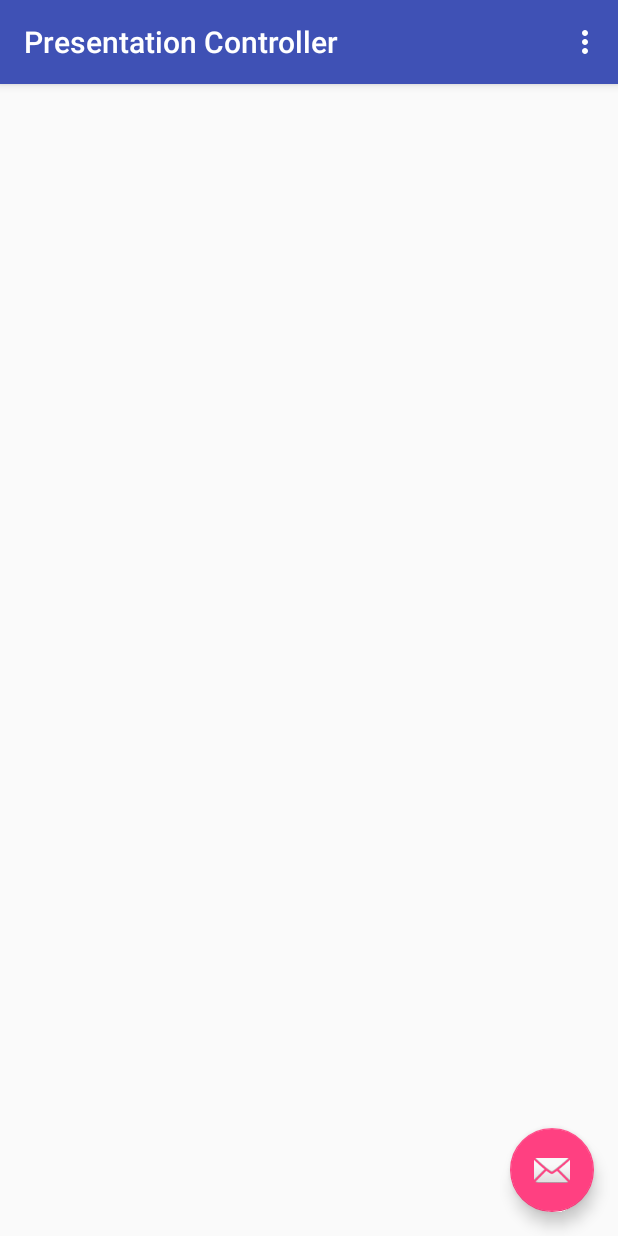
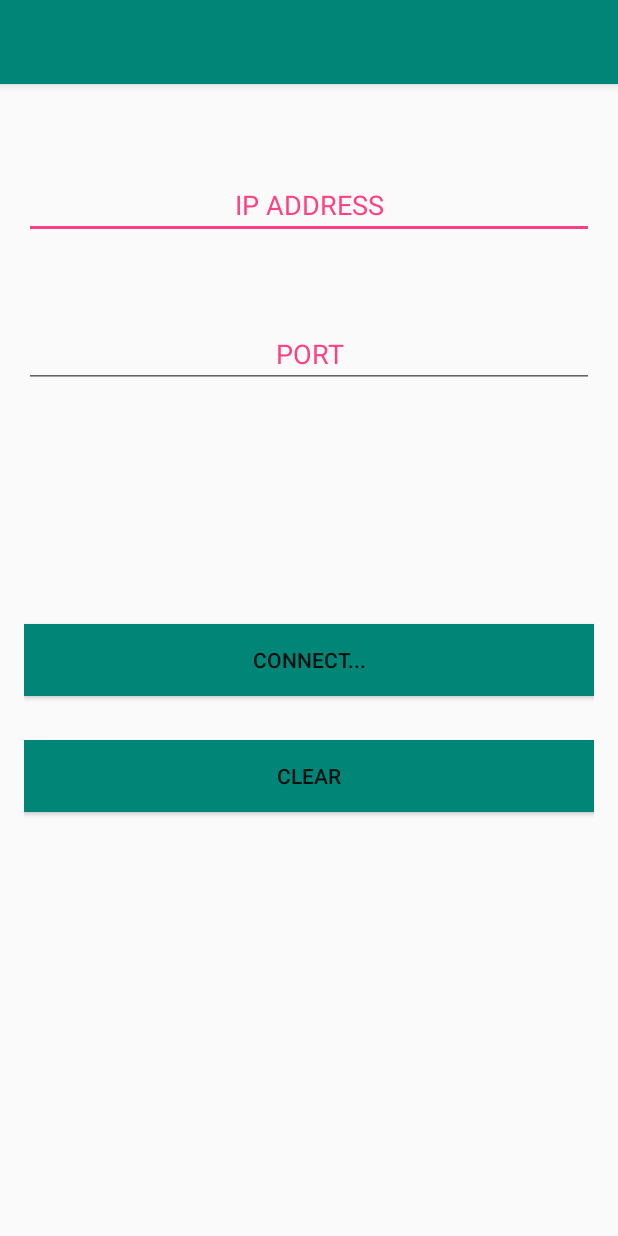
Before and after one commit to joeylee202/Presentation_Controller, an Android app: the screen it shows after launch (MainActivity), on a phone screen of 412 x 824 dp. Run offline under Robolectric (Android 15) with nearby library versions, the phone set to English and light mode, and no system bars; 5 statements that could not run were skipped.

Commit message:
initialized components

```diff
--- a/app/src/main/java/joeylee/com/presentationcontroller/MainActivity.java
+++ b/app/src/main/java/joeylee/com/presentationcontroller/MainActivity.java
@@ -1,5 +1,9 @@
 package joeylee.com.presentationcontroller;
 
+import android.hardware.Sensor;
+import android.hardware.SensorEvent;
+import android.hardware.SensorEventListener;
+import android.hardware.SensorManager;
 import android.os.Bundle;
 import android.support.design.widget.FloatingActionButton;
 import android.support.design.widget.Snackbar;
@@ -8,24 +12,44 @@ import android.support.v7.widget.Toolbar;
 import android.view.View;
 import android.view.Menu;
 import android.view.MenuItem;
+import android.widget.Button;
+import android.widget.EditText;
+import android.widget.TextView;
 
-public class MainActivity extends AppCompatActivity {
+public class MainActivity extends AppCompatActivity implements SensorEventListener{
+    Sensor mProximity;
+    Sensor mAccelerometer;
+    SensorManager mSensorManager;
+//    TextView acceleeration
+    TextView response;
+    EditText editTextAddress, editTextPort;
+    Button buttonConnect, buttonClear;
+
+    //SocketService
+    SocketService ss;
+
+    public MainActivity(){
+        mSensorManager = (SensorManager) getSystemService(SENSOR_SERVICE);
+        //Add proximity sensor
+        mProximity = mSensorManager.getDefaultSensor(Sensor.TYPE_PROXIMITY);
+        //Add accelerometer sensor
+        mAccelerometer = mSensorManager.getDefaultSensor(Sensor.TYPE_ACCELEROMETER);
+    }
 
     @Override
     protected void onCreate(Bundle savedInstanceState) {
         super.onCreate(savedInstanceState);
         setContentView(R.layout.activity_main);
-        Toolbar toolbar = (Toolbar) findViewById(R.id.toolbar);
-        setSupportActionBar(toolbar);
 
-        FloatingActionButton fab = (FloatingActionButton) findViewById(R.id.fab);
-        fab.setOnClickListener(new View.OnClickListener() {
-            @Override
-            public void onClick(View view) {
-                Snackbar.make(view, "Replace with your own action", Snackbar.LENGTH_LONG)
-                        .setAction("Action", null).show();
-            }
-        });
+        mSensorManager.registerListener(this, mProximity, SensorManager.SENSOR_DELAY_NORMAL);
+        mSensorManager.registerListener(this, mAccelerometer, SensorManager.SENSOR_DELAY_NORMAL);
+
+        editTextAddress = (EditText) findViewById(R.id.ip_address);
+        editTextPort = (EditText) findViewById(R.id.port);
+        buttonConnect = (Button) findViewById(R.id.connectButton);
+        buttonClear = (Button) findViewById(R.id.clearButton);
+
+
     }
 
     @Override
@@ -49,4 +73,14 @@ public class MainActivity extends AppCompatActivity {
 
         return super.onOptionsItemSelected(item);
     }
+
+    @Override
+    public void onSensorChanged(SensorEvent event) {
+
+    }
+
+    @Override
+    public void onAccuracyChanged(Sensor sensor, int accuracy) {
+
+    }
 }
--- /dev/null
+++ b/app/src/main/java/joeylee/com/presentationcontroller/SocketService.java
@@ -0,0 +1,7 @@
+package joeylee.com.presentationcontroller;
+
+/**
+ * Created by Joey on 5/14/2016.
+ */
+public class SocketService {
+}
--- a/app/src/main/res/layout/activity_main.xml
+++ b/app/src/main/res/layout/activity_main.xml
@@ -16,19 +16,11 @@
             android:id="@+id/toolbar"
             android:layout_width="match_parent"
             android:layout_height="?attr/actionBarSize"
-            android:background="?attr/colorPrimary"
+            android:background="@color/accent_material_light"
             app:popupTheme="@style/AppTheme.PopupOverlay" />
 
     </android.support.design.widget.AppBarLayout>
 
     <include layout="@layout/content_main" />
 
-    <android.support.design.widget.FloatingActionButton
-        android:id="@+id/fab"
-        android:layout_width="wrap_content"
-        android:layout_height="wrap_content"
-        android:layout_gravity="bottom|end"
-        android:layout_margin="@dimen/fab_margin"
-        android:src="@android:drawable/ic_dialog_email" />
-
 </android.support.design.widget.CoordinatorLayout>
--- a/app/src/main/res/layout/content_main.xml
+++ b/app/src/main/res/layout/content_main.xml
@@ -12,4 +12,57 @@
     tools:context="joeylee.com.presentationcontroller.MainActivity"
     tools:showIn="@layout/activity_main">
 
+    <EditText
+        android:layout_width="wrap_content"
+        android:layout_height="wrap_content"
+        android:id="@+id/ip_address"
+        android:layout_marginTop="42dp"
+        android:layout_alignParentTop="true"
+        android:layout_alignParentLeft="true"
+        android:layout_alignParentStart="true"
+        android:layout_alignParentRight="true"
+        android:layout_alignParentEnd="true"
+        android:text="IP ADDRESS"
+        android:textAlignment="center"
+        android:textColor="@color/colorAccent" />
+
+    <EditText
+        android:layout_width="wrap_content"
+        android:layout_height="wrap_content"
+        android:id="@+id/port"
+        android:layout_marginTop="54dp"
+        android:layout_below="@+id/ip_address"
+        android:layout_alignParentRight="true"
+        android:layout_alignParentEnd="true"
+        android:layout_alignParentLeft="true"
+        android:layout_alignParentStart="true"
+        android:text="PORT"
+        android:textAlignment="center"
+        android:textColor="@color/colorAccent" />
+
+    <Button
+        android:layout_width="wrap_content"
+        android:layout_height="wrap_content"
+        android:text="CONNECT..."
+        android:id="@+id/connectButton"
+        android:layout_centerVertical="true"
+        android:layout_alignParentRight="true"
+        android:layout_alignParentEnd="true"
+        android:layout_alignParentLeft="true"
+        android:layout_alignParentStart="true"
+        android:background="@color/accent_material_light" />
+
+    <Button
+        android:layout_width="wrap_content"
+        android:layout_height="wrap_content"
+        android:text="CLEAR"
+        android:id="@+id/clearButton"
+        android:layout_below="@+id/connectButton"
+        android:layout_alignParentLeft="true"
+        android:layout_alignParentStart="true"
+        android:layout_marginTop="29dp"
+        android:layout_alignParentRight="true"
+        android:layout_alignParentEnd="true"
+        android:background="@color/accent_material_light" />
+
 </RelativeLayout>
--- a/app/src/main/res/values/colors.xml
+++ b/app/src/main/res/values/colors.xml
@@ -2,5 +2,5 @@
 <resources>
     <color name="colorPrimary">#3F51B5</color>
     <color name="colorPrimaryDark">#303F9F</color>
-    <color name="colorAccent">#FF4081</color>
+    <color name="colorAccent">#ff4081</color>
 </resources>
```
